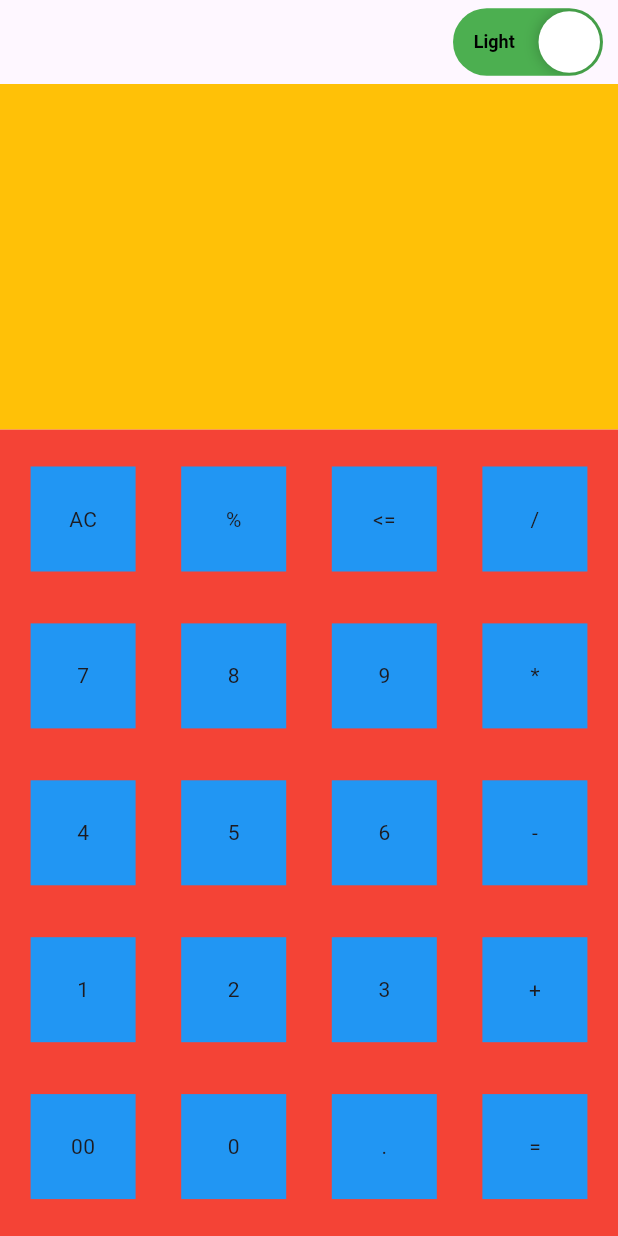
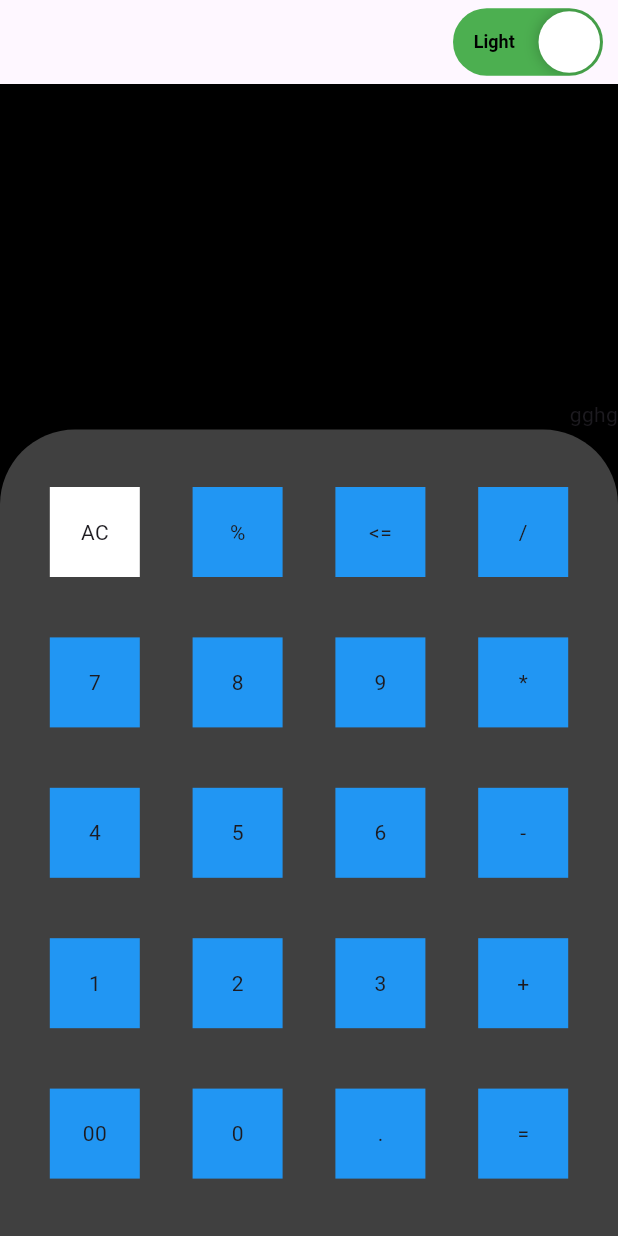
Before and after one commit to ayushsonani/calculator_bloc, a Flutter app: the screen it shows after launch, on a phone screen of 412 x 824 dp. Run offline on Flutter 3.47's test engine with Material 3 defaults, Android fonts, the phone set to English and light mode, and no system bars; drawn by our look-alikes of flutter_advanced_switch; our stand-ins replace bloc, flutter_bloc, math_expressions.

Commit message:
theme controller add in bloc

```diff
--- a/lib/calculator_bloc_controller/calculator_bloc_controller_bloc.dart
+++ b/lib/calculator_bloc_controller/calculator_bloc_controller_bloc.dart
@@ -40,7 +40,10 @@ class Calculator_bloc_controllerBloc extends Bloc<Calculator_bloc_controllerEven
         emit(TotalNumber(answer: Calculator_bloc_controllerPage.userinsert));
       }
     });
-
+    on<ThemeSet>((event, emit) {
+      print("Theme is := ${event.theme}");
+      emit(ThemeGet(theme: event.theme));
+    });
   }
 
   void _init(InitEvent event, Emitter<Calculator_bloc_controllerState> emit) async {
--- a/lib/calculator_bloc_controller/calculator_bloc_controller_event.dart
+++ b/lib/calculator_bloc_controller/calculator_bloc_controller_event.dart
@@ -7,3 +7,8 @@ class NumberInsert extends Calculator_bloc_controllerEvent{
 
   NumberInsert({required this.numberstring});
 }
+
+class ThemeSet extends Calculator_bloc_controllerEvent{
+  bool theme = true;
+  ThemeSet({required this.theme});
+}
--- a/lib/calculator_bloc_controller/calculator_bloc_controller_state.dart
+++ b/lib/calculator_bloc_controller/calculator_bloc_controller_state.dart
@@ -1,3 +1,5 @@
+import 'package:calculator_using_bloc/calculator_bloc_controller/calculator_bloc_controller_event.dart';
+
 class Calculator_bloc_controllerState {
   Calculator_bloc_controllerState init() {
     return Calculator_bloc_controllerState();
@@ -12,3 +14,8 @@ class TotalNumber extends Calculator_bloc_controllerState{
   String answer = "0";
   TotalNumber({required this.answer});
 }
+
+class ThemeGet  extends Calculator_bloc_controllerState{
+  bool theme = true;
+  ThemeGet({required this.theme});
+}
--- a/lib/screens/calculator_page.dart
+++ b/lib/screens/calculator_page.dart
@@ -9,7 +9,8 @@ import '../widgets_ui/calculator_buttons.dart';
 
 class Calculator_bloc_controllerPage extends StatelessWidget {
   static var bloc;
-   static String userinsert ="";
+  static String userinsert = "";
+
   @override
   Widget build(BuildContext context) {
     return BlocProvider(
@@ -20,19 +21,37 @@ class Calculator_bloc_controllerPage extends StatelessWidget {
   }
 
   Widget _buildPage(BuildContext context) {
-    Calculator_bloc_controllerPage.bloc = BlocProvider.of<Calculator_bloc_controllerBloc>(context);
+    Calculator_bloc_controllerPage.bloc =
+        BlocProvider.of<Calculator_bloc_controllerBloc>(context);
     final controller = ValueNotifier<bool>(true);
+    String User = "";
+    fun() {
+      controller.addListener(() {
+        Calculator_bloc_controllerPage.bloc
+            .add(ThemeSet(theme: controller.value));
+      });
+    }
+
+    fun();
     return Scaffold(
+      backgroundColor: Colors.black,
       appBar: AppBar(
         actions: [
           AdvancedSwitch(
-            controller:controller,
+            controller: controller,
             activeColor: Colors.green,
             inactiveColor: Colors.grey,
-            activeChild: Text('Light',style:TextStyle(fontWeight: FontWeight.bold,color: Colors.black)),
-            inactiveChild: Text('Night',style: TextStyle(fontWeight: FontWeight.bold,)),
-            activeImage: NetworkImage("https://cdn.pixabay.com/photo/2014/05/18/00/33/sun-346710_1280.png"),
-            inactiveImage: NetworkImage("https://cdn.pixabay.com/photo/2017/03/23/17/02/night-2168868_1280.png"),
+            activeChild: Text('Light',
+                style: TextStyle(
+                    fontWeight: FontWeight.bold, color: Colors.black)),
+            inactiveChild: Text('Night',
+                style: TextStyle(
+                  fontWeight: FontWeight.bold,
+                )),
+            activeImage: NetworkImage(
+                "https://cdn.pixabay.com/photo/2014/05/18/00/33/sun-346710_1280.png"),
+            inactiveImage: NetworkImage(
+                "https://cdn.pixabay.com/photo/2017/03/23/17/02/night-2168868_1280.png"),
             borderRadius: const BorderRadius.all(Radius.circular(1000)),
             width: 100.0,
             height: 45.0,
@@ -44,30 +63,91 @@ class Calculator_bloc_controllerPage extends StatelessWidget {
           )
         ],
       ),
-      body: Column(
+      body: BlocBuilder<Calculator_bloc_controllerBloc,
+          Calculator_bloc_controllerState>(
+        builder: (context, state) {
+          if (state is ThemeGet) {
+            print("theme state get");
+            return Column(
               children: [
                 Flexible(
                     flex: 3,
                     child: Container(
-              color: Colors.amber,
+                      color: state.theme ? Colors.white : Colors.black,
                       alignment: Alignment.bottomRight,
-              child: BlocBuilder<Calculator_bloc_controllerBloc, Calculator_bloc_controllerState>(
+                      child: BlocBuilder<Calculator_bloc_controllerBloc,
+                          Calculator_bloc_controllerState>(
                         builder: (context, state) {
                           print("state is := $state");
                           if (state is TotalNumber) {
-                    return Text("${state.answer}");
+                            User = state.answer;
+                            return Container(
+                                margin: EdgeInsets.all(15),
+                                child: Text(
+                                  "${state.answer}",
+                                  style: TextStyle(
+                                      fontSize: 35, color: Colors.white),
+                                ));
                           }
-                  return Text("");
+                          return  Container(
+                              margin: EdgeInsets.all(15),
+                              child: Text(
+                                "${Calculator_bloc_controllerPage.userinsert}",
+                                style: TextStyle(
+                                    fontSize: 35,  color: Colors.black),
+                              ));
                         },
                       ),
                     )),
                 Expanded(
                     flex: 7,
                     child: Container(
-                color: Colors.red,
+                      decoration: BoxDecoration(
+                        borderRadius: BorderRadius.only(topLeft: Radius.circular(50),topRight: Radius.circular(50)),
+                        color: Colors.white.withOpacity(0.25),
+                      ),
                       child: CalculatorButtons(),
                     )),
               ],
+            );
+          } else {
+            return Column(
+              children: [
+                Flexible(
+                    flex: 3,
+                    child: Container(
+                      color: Colors.black,
+                      alignment: Alignment.bottomRight,
+                      child: BlocBuilder<Calculator_bloc_controllerBloc,
+                          Calculator_bloc_controllerState>(
+                        builder: (context, state) {
+                          print("state is := $state");
+                          if (state is TotalNumber) {
+                            return Container(
+                                margin: EdgeInsets.all(15),
+                                child: Text(
+                                  "${state.answer}",
+                                  style: TextStyle(
+                                      fontSize: 35, color: Colors.white),
+                                ));
+                          }
+                          return Text("gghg");
+                        },
+                      ),
+                    )),
+                Expanded(
+                    flex: 7,
+                    child: Container(
+                      decoration: BoxDecoration(
+                        borderRadius: BorderRadius.only(topLeft: Radius.circular(50),topRight: Radius.circular(50)),
+                      color: Colors.white.withOpacity(0.25),
+                      ),
+                      child: CalculatorButtons(),
+                    )),
+              ],
+            );
+          }
+        },
       ),
     );
   }
--- a/lib/widgets_ui/calculator_buttons.dart
+++ b/lib/widgets_ui/calculator_buttons.dart
@@ -17,6 +17,8 @@ class CalculatorButtons extends StatelessWidget {
           final bloc = BlocProvider.of<Calculator_bloc_controllerBloc>(context);
 
           return Container(
+            child: Padding(
+              padding: const EdgeInsets.all(8.0),
               child: Column(
                 mainAxisAlignment: MainAxisAlignment.spaceEvenly,
                 children: [
@@ -24,7 +26,7 @@ class CalculatorButtons extends StatelessWidget {
                     mainAxisAlignment: MainAxisAlignment.spaceEvenly,
                     children: [
                       CalculatorContainer(
-                      color: Colors.blue,
+                        color: Colors.white,
                         name: "AC",
                       ),
                       CalculatorContainer(
@@ -127,6 +129,7 @@ class CalculatorButtons extends StatelessWidget {
                   ),
                 ],
               ),
+            ),
           );
         },
       ),
--- a/lib/widgets_ui/calculator_container.dart
+++ b/lib/widgets_ui/calculator_container.dart
@@ -9,7 +9,7 @@ import '../screens/calculator_page.dart';
 
 class CalculatorContainer extends StatelessWidget {
 
-  Color color=Colors.blue;
+  Color color=Colors.white;
   String name= "0";
   CalculatorContainer({ required this.color, required this.name});
 
@@ -25,8 +25,8 @@ class CalculatorContainer extends StatelessWidget {
         Calculator_bloc_controllerPage.bloc.add(NumberInsert(numberstring: name));
       },
       child: Container(
-        height: 70,
-        width: 70,
+        height: 60,
+        width: 60,
         margin: EdgeInsets.all(10),
         decoration: BoxDecoration(
           color: this.color,
```
Lines whose indentation alone changed are shown as unchanged.
